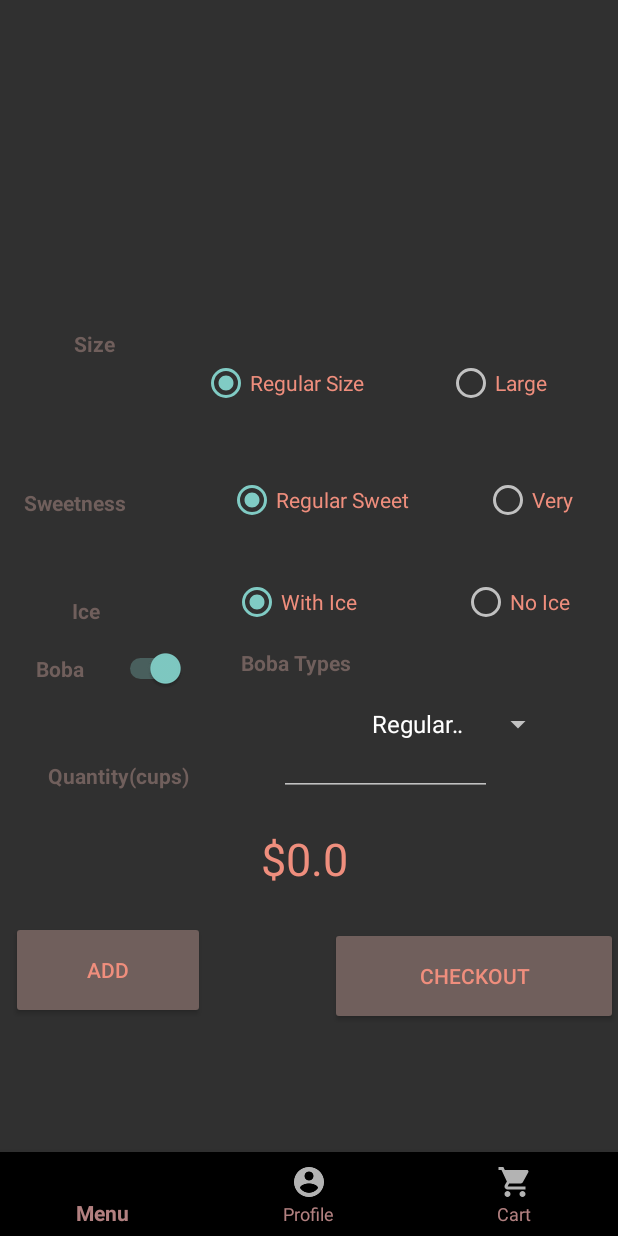
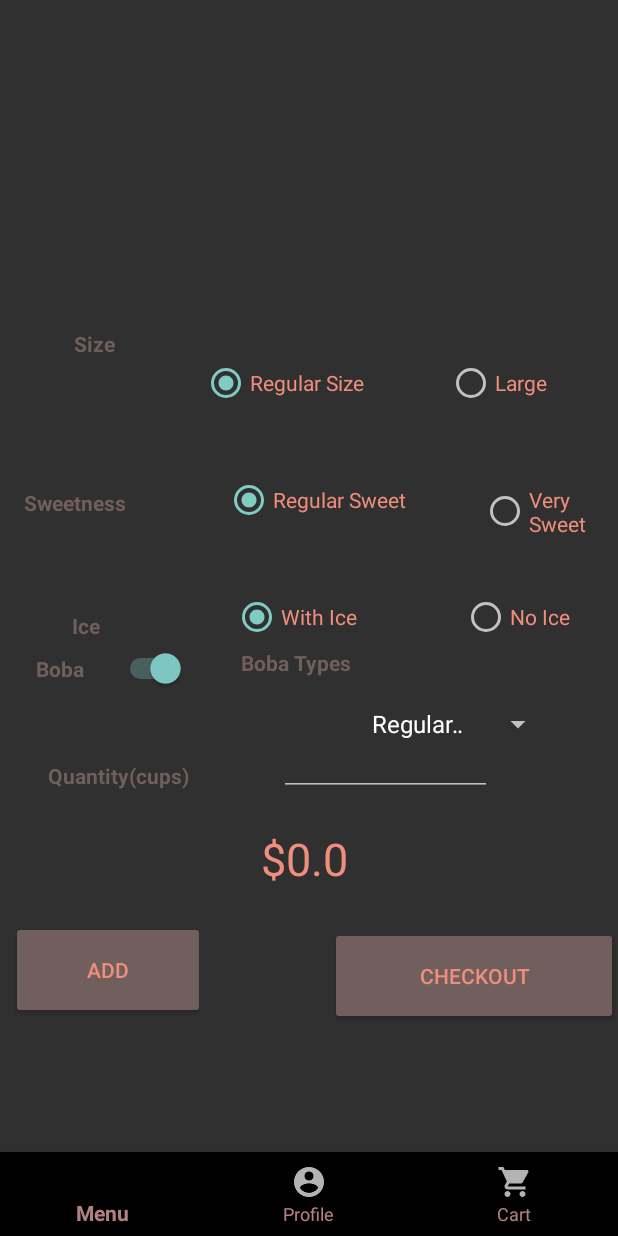
Before and after one commit to czy141592654/A-Plus-Tea, an Android app: the OrderScreen screen opened through its navigation route, on a phone screen of 412 x 824 dp. Run offline under Robolectric (Android 15) with nearby library versions, the phone set to English and light mode, and no system bars; our stand-ins replace Firebase (no records; nobody signed in at launch, a user with empty details on screens opened directly), navigation-ui; Roboto replaces fonts that are not available here.

Commit message:
newest version

```diff
--- a/app/build.gradle
+++ b/app/build.gradle
@@ -40,4 +40,9 @@ dependencies {
     implementation 'androidx.navigation:navigation-ui-ktx:2.1.0'
     implementation 'com.google.android.gms:play-services-maps:17.0.0'
     implementation 'androidx.lifecycle:lifecycle-extensions:2.1.0'
+
+    implementation 'androidx.work:work-runtime:2.3.0-alpha03'
+    implementation "androidx.work:work-runtime-ktx:2.3.0-alpha03"
+    api 'androidx.lifecycle:lifecycle-viewmodel-ktx:2.2.0-rc01'
+    implementation 'androidx.lifecycle:lifecycle-extensions:2.1.0'
 }
--- a/app/src/main/res/layout/fragment_cart_screen.xml
+++ b/app/src/main/res/layout/fragment_cart_screen.xml
@@ -9,7 +9,7 @@
 
 
     <RadioGroup
-        android:id="@+id/_radioGroup"
+        android:id="@+id/size_radioGroup"
         android:layout_width="277dp"
         android:layout_height="46dp"
 
@@ -43,7 +43,7 @@
         android:layout_height="198dp"
         android:layout_marginTop="28dp"
         app:layout_constraintStart_toStartOf="parent"
-        app:layout_constraintTop_toBottomOf="@+id/_radioGroup" />
+        app:layout_constraintTop_toBottomOf="@+id/size_radioGroup" />
 
     <TextView
         android:id="@+id/total_price_text"
--- a/app/src/main/res/layout/fragment_order_screen.xml
+++ b/app/src/main/res/layout/fragment_order_screen.xml
@@ -33,7 +33,7 @@
         android:textColor="#705F5C"
         android:textStyle="bold"
         app:layout_constraintBottom_toBottomOf="parent"
-        app:layout_constraintEnd_toStartOf="@+id/_radioGroup"
+        app:layout_constraintEnd_toStartOf="@+id/size_radioGroup"
         app:layout_constraintHorizontal_bias="0.333"
         app:layout_constraintStart_toStartOf="parent"
         app:layout_constraintTop_toBottomOf="@+id/bubbleTeaView"
@@ -52,7 +52,7 @@
         app:layout_constraintEnd_toEndOf="parent"
         app:layout_constraintHorizontal_bias="0.0"
         app:layout_constraintStart_toStartOf="parent"
-        app:layout_constraintTop_toBottomOf="@+id/_radioGroup"
+        app:layout_constraintTop_toBottomOf="@+id/size_radioGroup"
         app:layout_constraintVertical_bias="0.0" />
 
     <TextView
@@ -88,7 +88,7 @@
         app:layout_constraintVertical_bias="1.0" />
 
     <RadioGroup
-        android:id="@+id/_radioGroup"
+        android:id="@+id/size_radioGroup"
         android:layout_width="277dp"
         android:layout_height="46dp"
 
@@ -121,15 +121,15 @@
 
     <RadioGroup
         android:id="@+id/sweetness_radioGroup"
-        android:layout_width="260dp"
-        android:layout_height="36dp"
+        android:layout_width="262dp"
+        android:layout_height="46dp"
         android:layout_marginTop="24dp"
         android:orientation="horizontal"
         app:layout_constraintBottom_toBottomOf="parent"
         app:layout_constraintEnd_toEndOf="parent"
         app:layout_constraintHorizontal_bias="1.0"
         app:layout_constraintStart_toEndOf="@+id/favors4"
-        app:layout_constraintTop_toBottomOf="@+id/_radioGroup"
+        app:layout_constraintTop_toBottomOf="@+id/size_radioGroup"
         app:layout_constraintVertical_bias="0.024">
 
         <RadioButton
@@ -145,7 +145,7 @@
             android:layout_width="wrap_content"
             android:layout_height="wrap_content"
             android:layout_marginLeft="50dp"
-            android:text="Very "
+            android:text="Very Sweet"
             android:textColor="#EF8E7D">
 
         </RadioButton>
```
Also changed, not shown: app/src/main/java/com/example/aplustea/BubbleTeaViewModel.kt (+22 -0 lines), app/src/main/java/com/example/aplustea/fragment/CartScreen.kt (+20 -13 lines), app/src/main/java/com/example/aplustea/fragment/LoginScreen.kt (+40 -29 lines), app/src/main/java/com/example/aplustea/fragment/OrderScreen.kt (+10 -33 lines).
